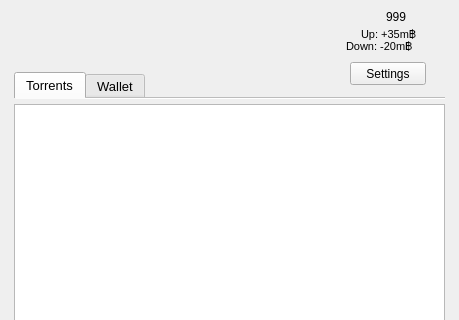
RdeWilde/JoyStream, file lib/view/mainwindow.ui: the form before one commit; both pictures show x 0 to 459 and y 0 to 320 of the 459 by 464 pixel window.
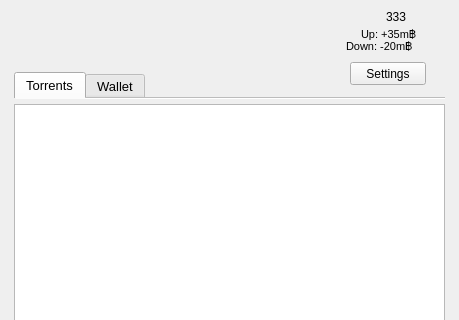
The form after the commit. Icons and pictures are not drawn.

Patch:
```diff
--- a/lib/view/mainwindow.ui
+++ b/lib/view/mainwindow.ui
@@ -191,7 +191,7 @@
      </rect>
     </property>
     <property name="text">
-     <string>999</string>
+     <string>333</string>
     </property>
    </widget>
   </widget>
```
